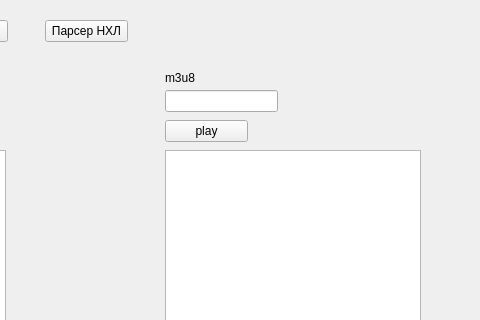
vcore486-afk/LiveTvGUI, file mainwindow.ui: the form before one commit; both pictures show x 355 to 835 and y 0 to 320 of the 1212 by 645 pixel window.
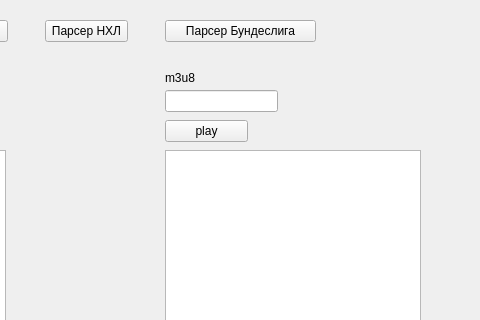
The form after the commit. Icons and pictures are not drawn.

Commit message: добавлена кнопка парсер бундеслиги и еереализация 	изменено:      mainwindow.cpp 	изменено:      mainwindow.h 	изменено:      mainwindow.ui

```diff
--- a/mainwindow.ui
+++ b/mainwindow.ui
@@ -175,6 +175,19 @@
      <string>Парсер НХЛ</string>
     </property>
    </widget>
+   <widget class="QPushButton" name="parserbundesliga">
+    <property name="geometry">
+     <rect>
+      <x>520</x>
+      <y>20</y>
+      <width>151</width>
+      <height>22</height>
+     </rect>
+    </property>
+    <property name="text">
+     <string>Парсер Бундеслига</string>
+    </property>
+   </widget>
   </widget>
   <widget class="QMenuBar" name="menubar">
    <property name="geometry">
```
The commit also changes 2 other files.
